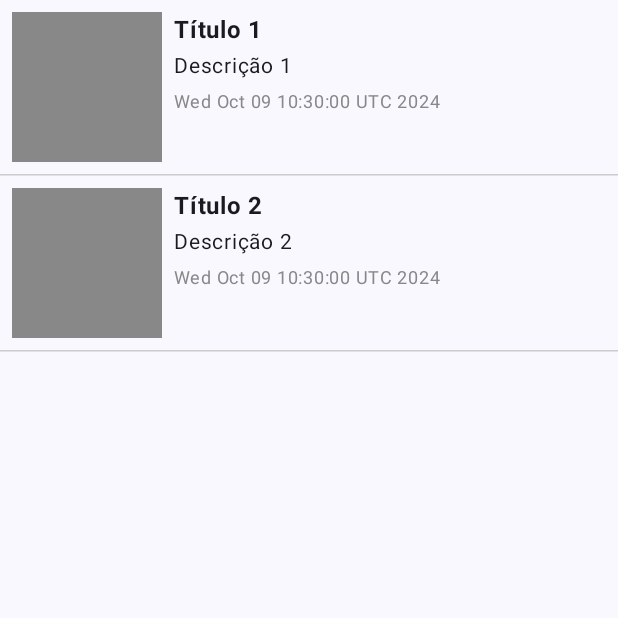
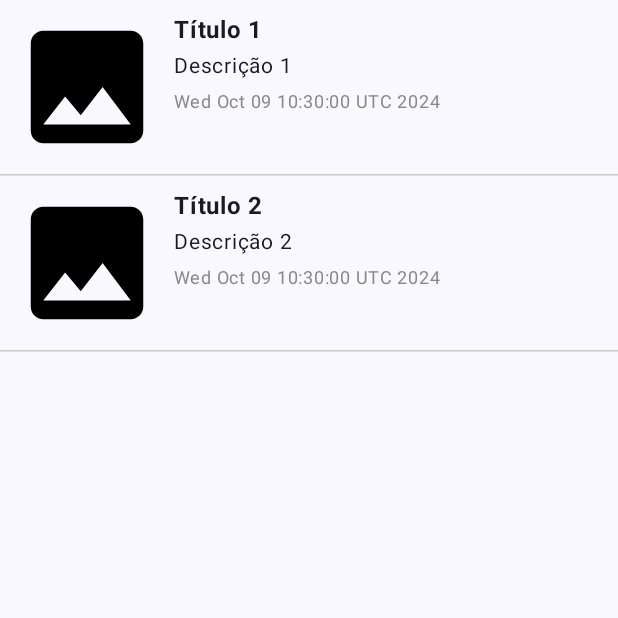
Before and after one commit to Jucasix/DJPM, an Android app built with Jetpack Compose: the screen it shows after launch (MainActivity), on a phone screen of 412 x 824 dp, the top half of it. Run offline under Robolectric (Android 15) with nearby library versions, the phone set to English and light mode, and no system bars; pictures from the network do not load.

Commit message:
images from net

```diff
--- a/DailyNews/app/build.gradle.kts
+++ b/DailyNews/app/build.gradle.kts
@@ -59,6 +59,8 @@ dependencies {
     implementation(libs.androidx.ui.graphics)
     implementation(libs.androidx.ui.tooling.preview)
     implementation(libs.androidx.material3)
+    implementation("io.coil-kt.coil3:coil-compose:3.0.0-rc01")
+    implementation("io.coil-kt.coil3:coil-network-okhttp:3.0.0-rc01")
     testImplementation(libs.junit)
     androidTestImplementation(libs.androidx.junit)
     androidTestImplementation(libs.androidx.espresso.core)
--- a/DailyNews/app/src/main/AndroidManifest.xml
+++ b/DailyNews/app/src/main/AndroidManifest.xml
@@ -2,6 +2,7 @@
 <manifest xmlns:android="http://schemas.android.com/apk/res/android"
     xmlns:tools="http://schemas.android.com/tools">
 
+    <uses-permission android:name="android.permission.INTERNET"/>
     <application
         android:allowBackup="true"
         android:dataExtractionRules="@xml/data_extraction_rules"
--- a/DailyNews/app/src/main/java/ipca/example/dailynews/ui/HomeView.kt
+++ b/DailyNews/app/src/main/java/ipca/example/dailynews/ui/HomeView.kt
@@ -19,14 +19,14 @@ fun HomeView(modifier: Modifier = Modifier) {
         Article(
             "Título 1",
             "Descrição 1",
-            "Imagem 1",
+            "https://encrypted-tbn0.gstatic.com/images?q=tbn:ANd9GcRx60BLi0s29H9Imq8T9A-WyTOjttXBaD5BaQ&s",
             "https://link1.com",
             Date()
         ),
        Article(
             "Título 2",
             "Descrição 2",
-            "Imagem 2",
+            "url",
             "https://link2.com",
             Date()
         )
--- a/DailyNews/app/src/main/java/ipca/example/dailynews/ui/RowArticle.kt
+++ b/DailyNews/app/src/main/java/ipca/example/dailynews/ui/RowArticle.kt
@@ -1,14 +1,18 @@
 package ipca.example.dailynews.ui
 
-import androidx.compose.foundation.background
+import androidx.compose.foundation.Image
 import androidx.compose.foundation.layout.*
 import androidx.compose.material3.Text
 import androidx.compose.runtime.Composable
 import androidx.compose.ui.Modifier
 import androidx.compose.ui.graphics.Color
+import androidx.compose.ui.layout.ContentScale
+import androidx.compose.ui.res.painterResource
 import androidx.compose.ui.text.font.FontWeight
 import androidx.compose.ui.unit.dp
 import androidx.compose.ui.unit.sp
+import coil3.compose.AsyncImage
+import ipca.example.dailynews.R
 import ipca.example.dailynews.models.Article
 
 @Composable
@@ -18,12 +22,26 @@ fun RowArticle(article: Article) {
             .fillMaxWidth()
             .padding(8.dp)
     ) {
-        // Coloca a imagem numa das colunas
-        Box(
-            modifier = Modifier
-                .size(100.dp)
-                .background(Color.Gray)
-        )
+        // Carrega a imagem de um URL, ou mostra a imagem de fallback se a URL for null
+        val imageUrl = article.urlToImage
+        if (imageUrl != null) {
+            AsyncImage(
+                model = imageUrl,
+                contentDescription = null,
+                modifier = Modifier
+                    .size(100.dp),
+                contentScale = ContentScale.Crop,
+                error = painterResource(id = R.drawable.baseline_insert_photo_24) // Imagem de fallback
+            )
+        } else {
+            Image(
+                painter = painterResource(id = R.drawable.baseline_insert_photo_24),
+                contentDescription = null,
+                modifier = Modifier
+                    .size(100.dp),
+                contentScale = ContentScale.Crop
+            )
+        }
 
         Spacer(modifier = Modifier.width(8.dp))
 
--- /dev/null
+++ b/DailyNews/app/src/main/res/drawable/baseline_insert_photo_24.xml
@@ -0,0 +1,5 @@
+<vector xmlns:android="http://schemas.android.com/apk/res/android" android:height="24dp" android:tint="#000000" android:viewportHeight="24" android:viewportWidth="24" android:width="24dp">
+
+    <path android:fillColor="@android:color/white" android:pathData="M21,19V5c0,-1.1 -0.9,-2 -2,-2H5c-1.1,0 -2,0.9 -2,2v14c0,1.1 0.9,2 2,2h14c1.1,0 2,-0.9 2,-2zM8.5,13.5l2.5,3.01L14.5,12l4.5,6H5l3.5,-4.5z"/>
+
+</vector>
```
